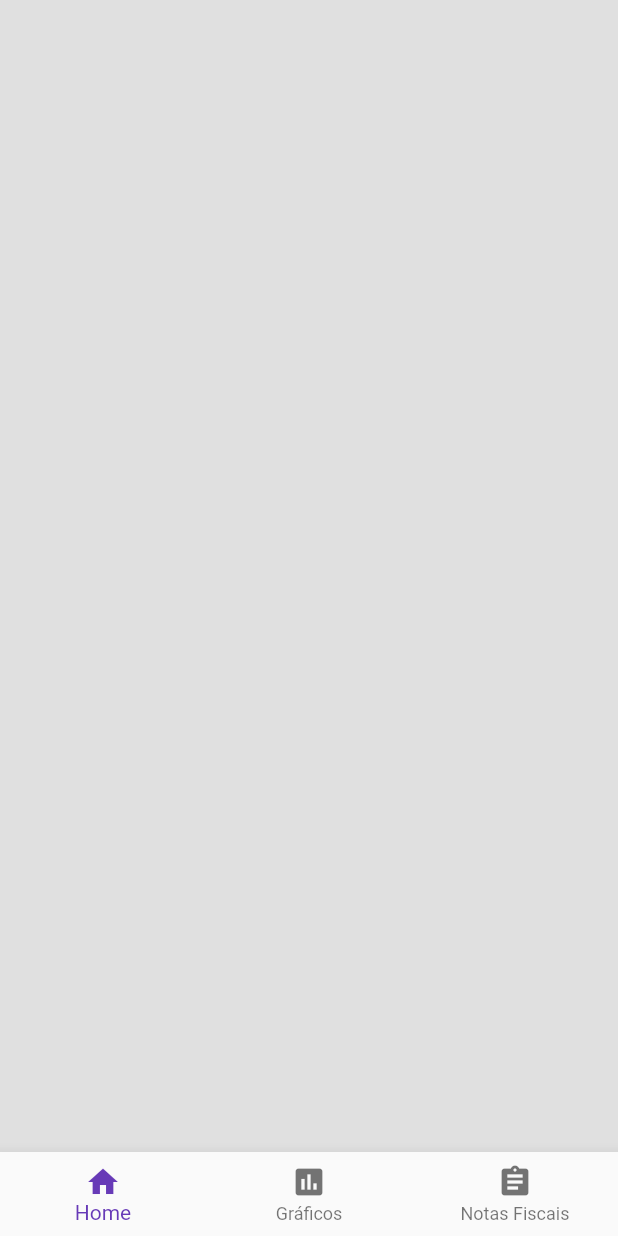
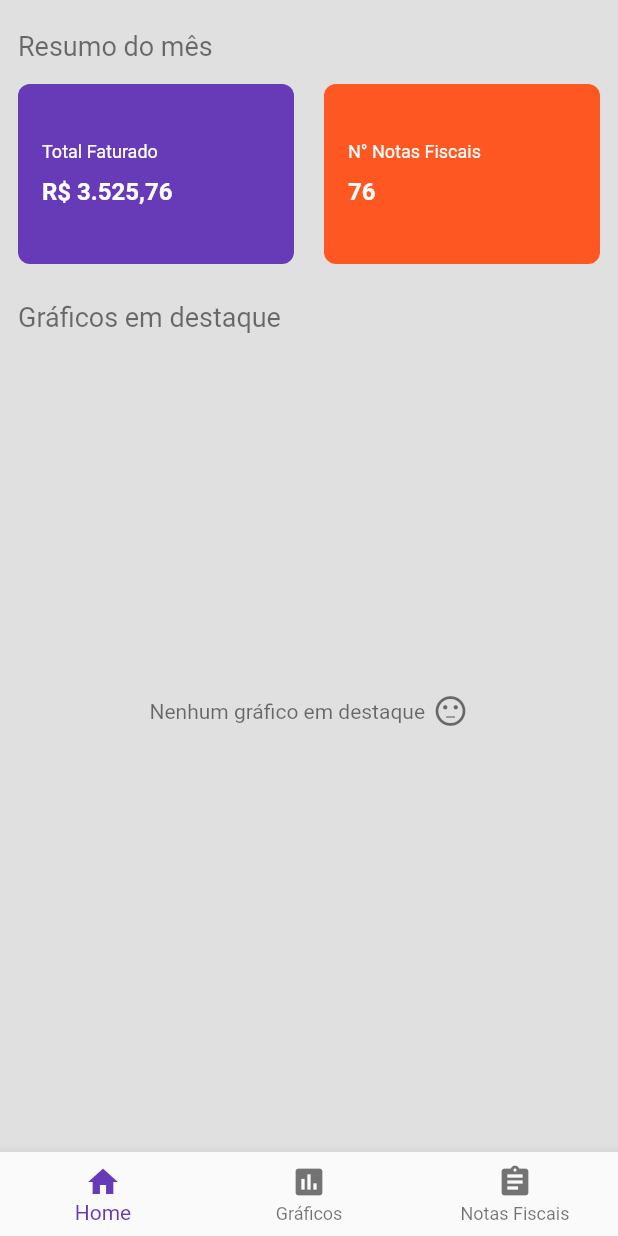
Before and after one commit to gmtfonseca/quantifico-flutter, a Flutter app: the screen it shows after launch, on a phone screen of 412 x 824 dp. Run offline on Flutter 3.47's test engine with Material 2 defaults, Android fonts, the phone set to English and light mode, and no system bars; our stand-ins replace bloc, charts_flutter, equatable, flutter_bloc, shared_preferences.

Commit message:
Add home screen sketch

```diff
--- a/lib/presentation/screen/home_screen.dart
+++ b/lib/presentation/screen/home_screen.dart
@@ -3,6 +3,7 @@ import 'package:flutter_bloc/flutter_bloc.dart';
 import 'package:quantifico/bloc/chart/special/barrel.dart';
 import 'package:quantifico/bloc/chart_container/barrel.dart';
 import 'package:quantifico/bloc/home_screen/barrel.dart';
+import 'package:quantifico/config.dart';
 
 import 'package:quantifico/presentation/shared/chart/barrel.dart';
 import 'package:quantifico/presentation/shared/chart/chart_container.dart';
@@ -14,24 +15,44 @@ class HomeScreen extends StatelessWidget {
 
   @override
   Widget build(BuildContext context) {
+    SizeConfig().init(context);
+    const titleStyle = TextStyle(
+      fontSize: 18,
+      color: Colors.black54,
+    );
     return Scaffold(
       backgroundColor: AppStyle.backgroundColor,
       body: SafeArea(
-        child: Padding(
-          padding: const EdgeInsets.only(bottom: 4.0),
         child: BlocBuilder<HomeScreenBloc, HomeScreenState>(
           builder: (
             BuildContext context,
             HomeScreenState state,
           ) {
             if (state is HomeScreenLoaded) {
-                return ListView.separated(
-                  separatorBuilder: (context, index) => const SizedBox(height: 15),
-                  itemCount: state.starredCharts.length,
-                  itemBuilder: (context, index) {
-                    final chartName = state.starredCharts[index];
-                    return _buildChartFromName(context, chartName);
-                  },
+              return Padding(
+                padding: const EdgeInsets.only(
+                  left: 12.0,
+                  right: 12.0,
+                  top: 20.0,
+                  bottom: 8.0,
+                ),
+                child: ListView(
+                  children: [
+                    const Text(
+                      'Resumo do mês',
+                      style: titleStyle,
+                    ),
+                    const SizedBox(height: 15),
+                    _buildInsights(),
+                    const SizedBox(height: 25),
+                    const Text(
+                      'Gráficos em destaque',
+                      style: titleStyle,
+                    ),
+                    const SizedBox(height: 15),
+                    _buildCharts(context, state),
+                  ],
+                ),
               );
             } else if (state is HomeScreenLoading) {
               return const LoadingIndicator();
@@ -50,13 +71,106 @@ class HomeScreen extends StatelessWidget {
           },
         ),
       ),
+    );
+  }
+
+  Widget _buildInsights() {
+    return Row(
+      children: [
+        Expanded(
+          child: _buildInsightCard(
+            'Total Faturado',
+            'R\$ 3.525,76',
+            Colors.deepPurple,
+          ),
+        ),
+        const SizedBox(width: 20),
+        Expanded(
+          child: _buildInsightCard(
+            'N° Notas Fiscais',
+            '76',
+            Colors.deepOrange,
+          ),
+        ),
+      ],
+    );
+  }
+
+  Widget _buildInsightCard(String label, String value, Color backgroundColor) {
+    return Container(
+      height: 120,
+      decoration: BoxDecoration(
+        color: backgroundColor,
+        borderRadius: const BorderRadius.all(Radius.circular(8.0)),
+      ),
+      child: Padding(
+        padding: const EdgeInsets.all(16.0),
+        child: Column(
+          mainAxisAlignment: MainAxisAlignment.center,
+          crossAxisAlignment: CrossAxisAlignment.start,
+          children: [
+            Text(
+              label,
+              style: const TextStyle(
+                fontSize: 12,
+                color: Colors.white,
+              ),
+            ),
+            const SizedBox(height: 10),
+            Text(
+              value,
+              style: TextStyle(
+                fontSize: 16,
+                fontWeight: FontWeight.bold,
+                color: Colors.white,
+              ),
+            ),
+          ],
+        ),
       ),
     );
+  }
+
+  Widget _buildCharts(BuildContext context, HomeScreenLoaded state) {
+    if (state.starredCharts.isNotEmpty) {
+      return ListView.separated(
+        shrinkWrap: true,
+        physics: const ClampingScrollPhysics(),
+        separatorBuilder: (context, index) => const SizedBox(height: 20),
+        itemCount: state.starredCharts.length,
+        itemBuilder: (context, index) {
+          final chartName = state.starredCharts[index];
+          return _buildChartFromName(context, chartName);
+        },
+      );
+    } else {
+      return Container(
+        height: SizeConfig.screenHeight - 350.0,
+        child: Row(
+          mainAxisAlignment: MainAxisAlignment.center,
+          crossAxisAlignment: CrossAxisAlignment.center,
+          children: [
+            const Text(
+              'Nenhum gráfico em destaque',
+              style: TextStyle(
+                color: Colors.black54,
+              ),
+            ),
+            const SizedBox(width: 5),
+            Icon(
+              Icons.sentiment_neutral,
+              color: Colors.black54,
+            ),
+          ],
+        ),
+      );
+    }
   }
 
   Widget _buildChartFromName(BuildContext context, String chartName) {
     final bloc = BlocProvider.of<HomeScreenBloc>(context);
     final onStarOrUnstar = () => bloc.add(const LoadHomeScreen());
+    const containerHeight = 380.0;
 
     switch (chartName) {
       case 'AnnualSalesChart':
@@ -65,6 +179,7 @@ class HomeScreen extends StatelessWidget {
         return ChartContainer(
           title: 'Faturamento Anual',
           bloc: annualSalesContainerBloc,
+          height: containerHeight,
           chart: AnnualSalesChart(
             bloc: annualSalesBloc,
           ),
@@ -76,6 +191,7 @@ class HomeScreen extends StatelessWidget {
         return ChartContainer(
           title: 'Faturamento por Cidade',
           bloc: citySalesContainerBloc,
+          height: containerHeight,
           chart: CitySalesChart(
             bloc: citySalesBloc,
           ),
@@ -87,6 +203,7 @@ class HomeScreen extends StatelessWidget {
         return ChartContainer(
           title: 'Faturamento Mensal',
           bloc: monthlySalesContainerBloc,
+          height: containerHeight,
           chart: MonthlySalesChart(
             bloc: monthlySalesBloc,
           ),
@@ -98,6 +215,7 @@ class HomeScreen extends StatelessWidget {
         return ChartContainer(
           title: 'Faturamento por Cliente',
           bloc: customerSalesContainerBloc,
+          height: containerHeight,
           chart: CustomerSalesChart(
             bloc: customerSalesBloc,
           ),
--- a/lib/presentation/shared/chart/chart_container.dart
+++ b/lib/presentation/shared/chart/chart_container.dart
@@ -17,7 +17,7 @@ class ChartContainer extends StatelessWidget {
     @required this.chart,
     @required this.title,
     this.onStarOrUnstar,
-    this.height = 450,
+    this.height = 420,
   }) : super(key: key);
 
   @override
```
Lines whose indentation alone changed are shown as unchanged.
